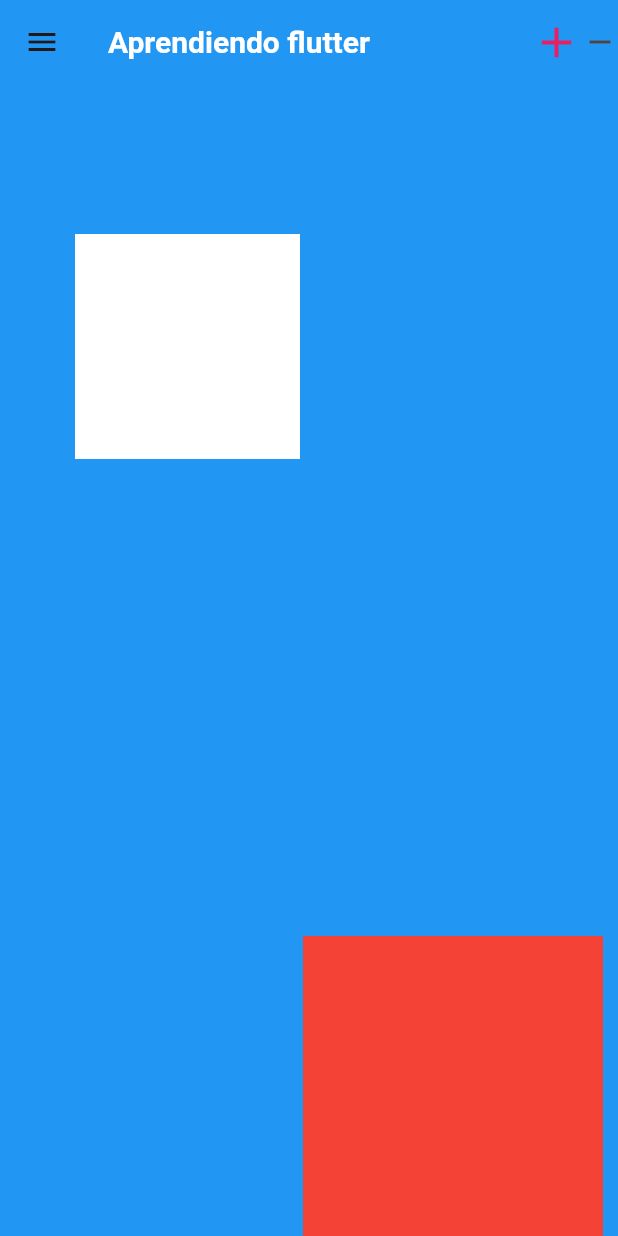
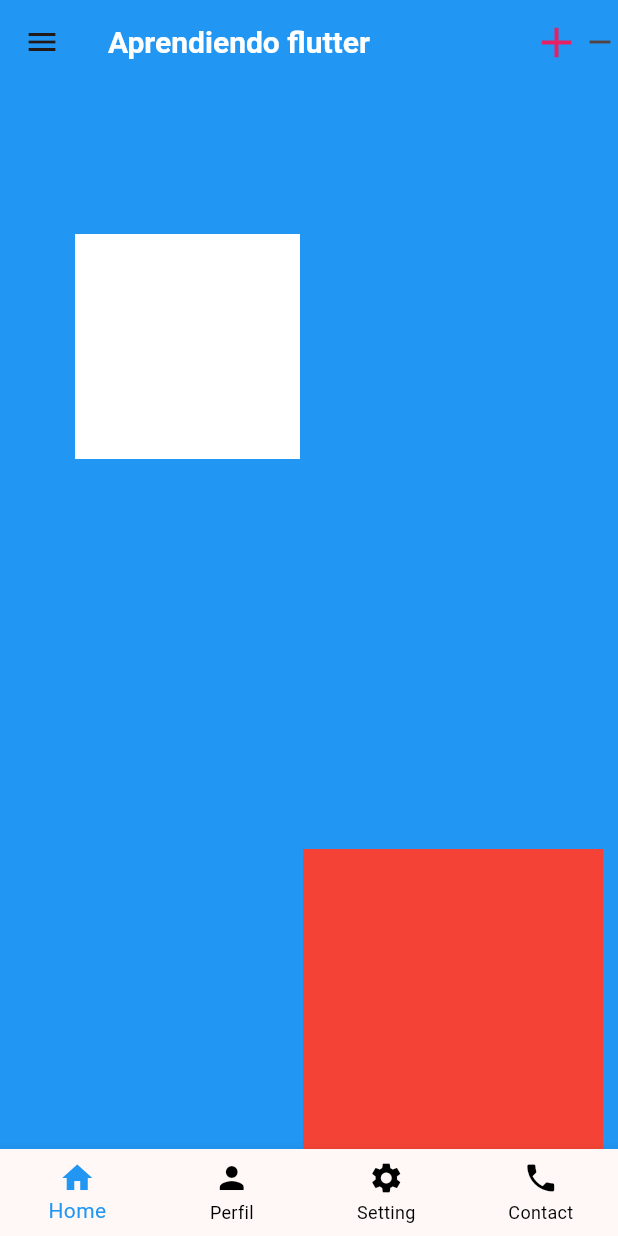
Before and after one commit to clavijo99/Desarrollo-de-aplicaciones-moviles, a Flutter app: the screen it shows after launch, on a phone screen of 412 x 824 dp. Run offline on Flutter 3.47's test engine with Material 3 defaults, Android fonts, the phone set to English and light mode, and no system bars.

Commit message:
Add BottomNavigationBar to HomeScreen and format code

```diff
--- a/Flutter/flutter_application_1/lib/main.dart
+++ b/Flutter/flutter_application_1/lib/main.dart
@@ -46,7 +46,7 @@ class HomeScreen extends StatelessWidget {
           "Aprendiendo flutter",
           style: TextStyle(
             color: Colors.white, // Texto blanco
-            fontSize: 20,        // Tamaño de texto
+            fontSize: 20, // Tamaño de texto
             fontWeight: FontWeight.bold, // Negrita
           ),
         ),
@@ -63,7 +63,10 @@ class HomeScreen extends StatelessWidget {
         child: Column(
           children: [
             Container(height: 200, color: Colors.pink), // Bloque rosa
-            Expanded(flex: 3, child: Container(color: Colors.blue)), // Bloque azul
+            Expanded(
+              flex: 3,
+              child: Container(color: Colors.blue),
+            ), // Bloque azul
             Expanded(
               flex: 5,
               child: Container(
@@ -127,6 +130,29 @@ class HomeScreen extends StatelessWidget {
           ],
         ),
       ),
+
+      bottomNavigationBar: BottomNavigationBar(
+        items: [
+          BottomNavigationBarItem(icon: Icon(Icons.home), label: 'Home'),
+          BottomNavigationBarItem(icon: Icon(Icons.person), label: 'Perfil'),
+          BottomNavigationBarItem(icon: Icon(Icons.settings), label: 'Setting'),
+          BottomNavigationBarItem(icon: Icon(Icons.phone), label: 'Contact'),
+
+        ],
+        // color al item selecionado
+        selectedItemColor: Colors.blue,
+        // color a los items sin selecionar
+        unselectedItemColor: Colors.black,
+        unselectedLabelStyle: TextStyle(
+          color: Colors.black
+        ),
+        // color del texto selecionado
+        selectedLabelStyle: TextStyle(
+          color: Colors.blue,
+        ),
+        // repartir el espacio en candidades iguales
+        type: BottomNavigationBarType.fixed,
+      ),
     );
   }
 }
```
